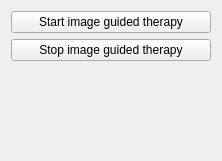
Above: Plugins/org.mitk.gui.qt.igtexamples/src/internal/QmitkIGTTutorialViewControls.ui from MITK/MITK before the change. Below: the same form after it.
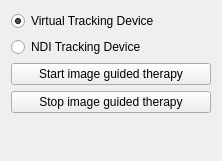
That is the form after the change.

Commit message: Introducing Radiobuttons for Virtual and NDI Tracking Device Selection

The edit to the form file:
```diff
--- a/Plugins/org.mitk.gui.qt.igtexamples/src/internal/QmitkIGTTutorialViewControls.ui
+++ b/Plugins/org.mitk.gui.qt.igtexamples/src/internal/QmitkIGTTutorialViewControls.ui
@@ -20,6 +20,23 @@
    <string>QmitkTemplate</string>
   </property>
   <layout class="QVBoxLayout" name="verticalLayout">
+   <item>
+    <widget class="QRadioButton" name="m_virtualTrackingRadioButton">
+     <property name="text">
+      <string>Virtual Tracking Device</string>
+     </property>
+     <property name="checked">
+      <bool>true</bool>
+     </property>
+    </widget>
+   </item>
+   <item>
+    <widget class="QRadioButton" name="m_NDITrackingRadioButton">
+     <property name="text">
+      <string>NDI Tracking Device</string>
+     </property>
+    </widget>
+   </item>
    <item>
     <widget class="QPushButton" name="m_StartButton">
      <property name="toolTip">
```
Left out of the diff: 2 changed lines with no effect on the pictures. The commit also changes 1 other file.
